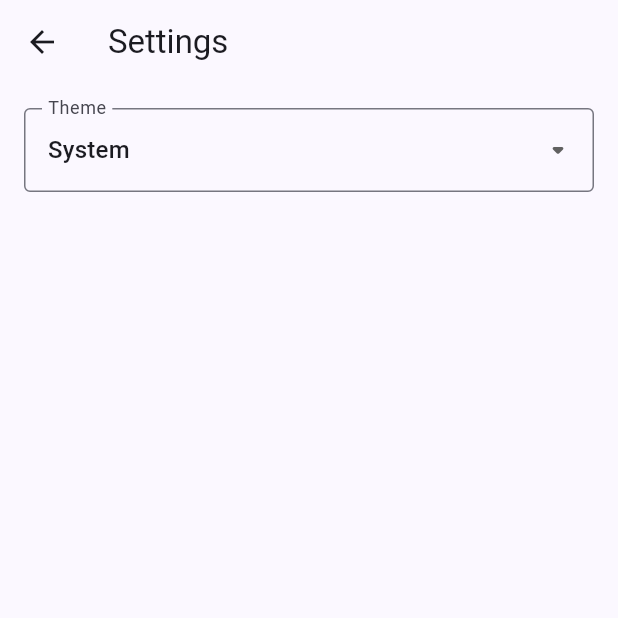
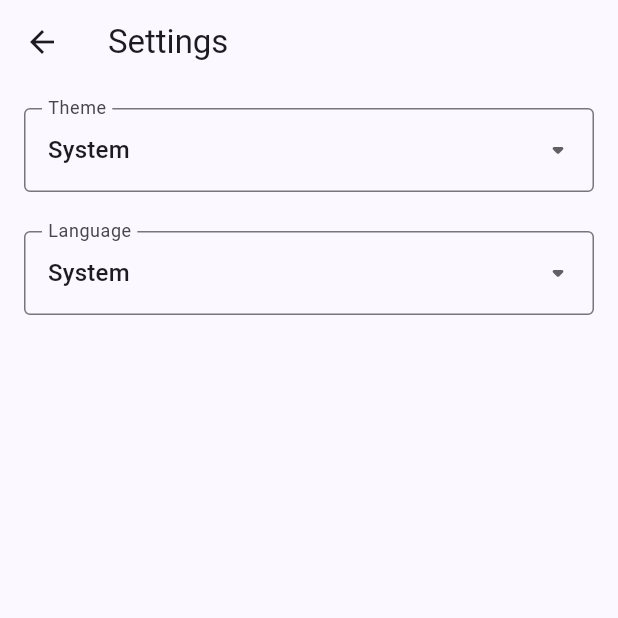
Before and after one commit to dmacedonski/sight-calibrator, a Flutter app: the SettingsFragment screen opened directly, on a phone screen of 412 x 824 dp, the top half of it. Run offline on Flutter 3.47's test engine with Material 2 defaults, Android fonts, the phone set to English and light mode, and no system bars; our stand-ins replace camera, floor, shared_preferences, sqflite; accounts and stored records are empty; generated files the repository leaves out were written again.

Commit message:
Add language settings

```diff
--- a/lib/l10n/app_en.arb
+++ b/lib/l10n/app_en.arb
@@ -44,5 +44,6 @@
   "target": "Target",
   "theme": "Theme",
   "diameterOfTheTarget": "Diameter of the target (inches)",
-  "distanceToTarget": "Distance to target (yards)"
+  "distanceToTarget": "Distance to target (yards)",
+  "language": "Language"
 }
--- a/lib/l10n/app_pl.arb
+++ b/lib/l10n/app_pl.arb
@@ -44,5 +44,6 @@
   "target": "Cel",
   "theme": "Motyw",
   "diameterOfTheTarget": "Średnica celu (cale)",
-  "distanceToTarget": "Dystans do celu (jardy)"
+  "distanceToTarget": "Dystans do celu (jardy)",
+  "language": "Język"
 }
--- a/lib/main.dart
+++ b/lib/main.dart
@@ -1,8 +1,8 @@
 import 'package:camera/camera.dart';
 import 'package:flutter/material.dart';
+import 'package:flutter_gen/gen_l10n/app_localizations.dart';
 import 'package:sight_calibrator/data/app_database.dart';
 import 'package:sight_calibrator/main_activity.dart';
-import 'package:flutter_gen/gen_l10n/app_localizations.dart';
 
 import 'app_settings.dart';
 
@@ -41,6 +41,7 @@ class MyApp extends StatelessWidget {
             home: MainActivity(db: db, camera: camera),
             localizationsDelegates: AppLocalizations.localizationsDelegates,
             supportedLocales: AppLocalizations.supportedLocales,
+            locale: appSettings.locale,
           );
         });
   }
--- a/lib/settings_fragment.dart
+++ b/lib/settings_fragment.dart
@@ -15,6 +15,21 @@ class _SettingsFragmentState extends State<SettingsFragment> {
 
   @override
   Widget build(BuildContext context) {
+    List<DropdownMenuItem> languages = <DropdownMenuItem>[];
+    languages.add(DropdownMenuItem(
+        value: null, child: Text(AppLocalizations.of(context)!.system)));
+    for (Locale locale in AppLocalizations.supportedLocales) {
+      var languageName = locale.languageCode;
+      switch (locale.languageCode) {
+        case "en":
+          languageName = "English";
+          break;
+        case "pl":
+          languageName = "Polski";
+          break;
+      }
+      languages.add(DropdownMenuItem(value: locale, child: Text(languageName)));
+    }
     return Scaffold(
       appBar: AppBar(
         title: Text(AppLocalizations.of(context)!.settings),
@@ -53,6 +68,26 @@ class _SettingsFragmentState extends State<SettingsFragment> {
                       _appSettings.themeMode = themeMode ?? ThemeMode.system;
                       _appSettings.save();
                     });
+                  }),
+              const SizedBox(height: 6),
+              DropdownButtonFormField(
+                  icon: const Icon(Icons.arrow_drop_down_rounded),
+                  decoration: InputDecoration(
+                      labelText: AppLocalizations.of(context)!.language,
+                      border: const OutlineInputBorder(),
+                      helperText: ""),
+                  value: _appSettings.locale,
+                  items: languages,
+                  onChanged: (locale) async {
+                    ScaffoldMessenger.of(context).showSnackBar(
+                      SnackBar(
+                          content: Text(AppLocalizations.of(context)!
+                              .settingsHasBeenChanged)),
+                    );
+                    setState(() {
+                      _appSettings.locale = locale;
+                      _appSettings.save();
+                    });
                   })
             ],
           ),
```
Also changed, not shown: lib/app_settings.dart (+16 -0 lines), 1 other file.
